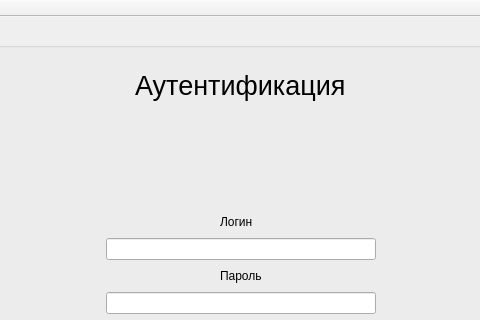
Qt form salary/salary.ui (a-mihaylov/salary) before a commit; both pictures show x 376 to 856 and y 0 to 320 of the 965 by 541 pixel window.
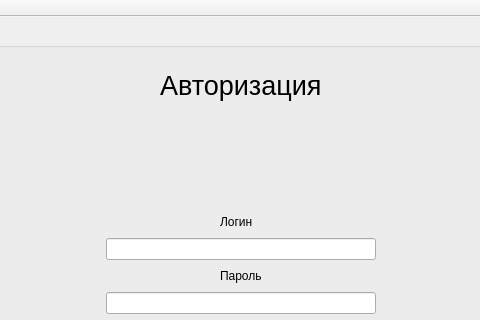
The same form after that commit. The open tabs and pages were chosen to show the change.

Commit message: Изменение имени окна. Исправление ошибки в имени при создании окна.

```diff
--- a/salary/salary.ui
+++ b/salary/salary.ui
@@ -446,7 +446,7 @@
                 </font>
                </property>
                <property name="text">
-                <string>Аутентификация</string>
+                <string>Авторизация</string>
                </property>
               </widget>
              </item>
```
Left out of the diff: 2 changed lines with no effect on the pictures.
